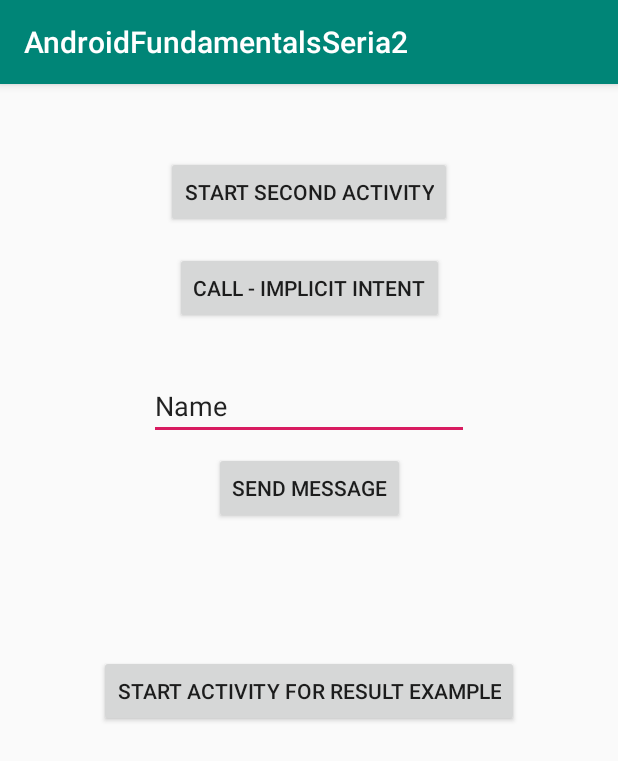
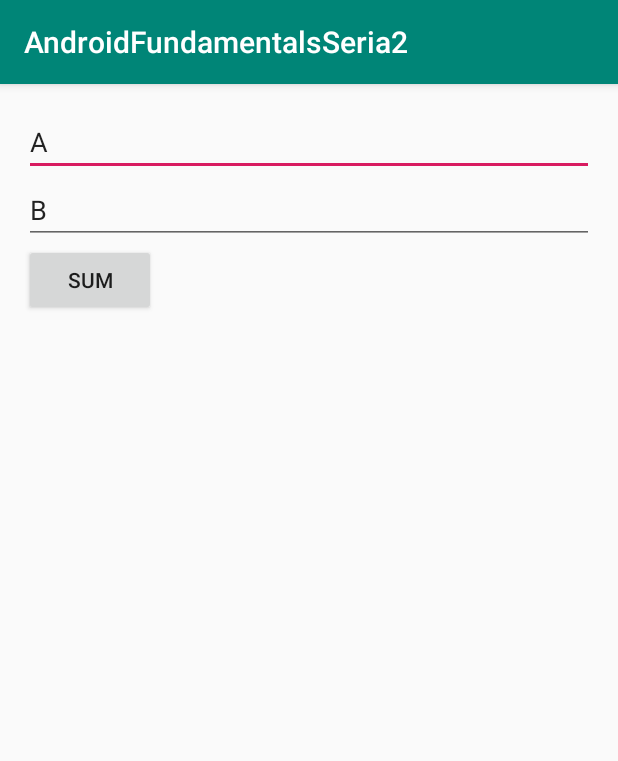
Before and after one commit to magdamiu/AndroidFundamentalsS2, an Android app: the screen it shows after launch (FirstActivity before the commit, SumActivity after it), on a phone screen of 412 x 824 dp. Shown: the top 761 px of the screen. Run offline under Robolectric (Android 15) with nearby library versions, the phone set to English and light mode, and no system bars.

Commit message:
communication between fragment <-> activity

```diff
--- a/app/build.gradle
+++ b/app/build.gradle
@@ -22,6 +22,7 @@ dependencies {
     implementation fileTree(include: ['*.jar'], dir: 'libs')
     implementation 'com.android.support:appcompat-v7:28.0.0'
     implementation 'com.android.support.constraint:constraint-layout:1.1.3'
+    implementation 'com.android.support:support-v4:28.0.0'
     testImplementation 'junit:junit:4.12'
     androidTestImplementation 'com.android.support.test:runner:1.0.2'
     androidTestImplementation 'com.android.support.test.espresso:espresso-core:3.0.2'
--- /dev/null
+++ b/app/src/main/java/com/magdamiu/androidfundamentalsseria2/week6/LengthListener.java
@@ -0,0 +1,5 @@
+package com.magdamiu.androidfundamentalsseria2.week6;
+
+public interface LengthListener {
+    void displayLength(String str);
+}
--- /dev/null
+++ b/app/src/main/java/com/magdamiu/androidfundamentalsseria2/week6/SumActivity.java
@@ -0,0 +1,72 @@
+package com.magdamiu.androidfundamentalsseria2.week6;
+
+import android.support.v4.app.Fragment;
+import android.support.v4.app.FragmentManager;
+import android.support.v4.app.FragmentTransaction;
+import android.support.v7.app.AppCompatActivity;
+import android.os.Bundle;
+import android.view.View;
+import android.widget.EditText;
+
+import com.magdamiu.androidfundamentalsseria2.R;
+
+public class SumActivity extends AppCompatActivity {
+    public static final String FIRST_NUMBER = "first";
+    public static final String SECOND_NUMBER = "second";
+
+    private EditText mEditTextA, mEditTextB;
+
+    @Override
+    protected void onCreate(Bundle savedInstanceState) {
+        super.onCreate(savedInstanceState);
+        setContentView(R.layout.activity_sum);
+
+        initView();
+    }
+
+    private void initView() {
+        mEditTextA = findViewById(R.id.edit_text_a);
+        mEditTextB = findViewById(R.id.edit_text_b);
+    }
+
+    public void sumOnClick(View view) {
+        int firstNumber = 0;
+        int secondNumber = 0;
+        if(mEditTextA != null && mEditTextA.getText() != null) {
+            firstNumber = Integer.valueOf(mEditTextA.getText().toString());
+        }
+        if(mEditTextB != null && mEditTextB.getText() != null) {
+            secondNumber = Integer.valueOf(mEditTextB.getText().toString());
+        }
+        Bundle sendParams = new Bundle();
+        sendParams.putInt(FIRST_NUMBER, firstNumber);
+        sendParams.putInt(SECOND_NUMBER, secondNumber);
+
+        // Bundle
+        //sendBundle(sendParams);
+
+        // Method
+        sendMethod(firstNumber, secondNumber);
+
+    }
+
+    private void sendBundle(Bundle sendParams) {
+        SumFragment sumFragment = new SumFragment();
+        sumFragment.setArguments(sendParams);
+        replaceFragment(sumFragment);
+    }
+
+    private void sendMethod(int firstNumber, int secondNumber) {
+        SumFragment sumFragment = new SumFragment();
+        sumFragment.setFirstNumber(firstNumber);
+        sumFragment.setSecondNumber(secondNumber);
+        replaceFragment(sumFragment);
+    }
+
+    private void replaceFragment(Fragment fragment) {
+        FragmentManager fragmentManager = getSupportFragmentManager();
+        FragmentTransaction fragmentTransaction = fragmentManager.beginTransaction();
+        fragmentTransaction.replace(R.id.container_fragment_sum, fragment);
+        fragmentTransaction.commit();
+    }
+}
--- /dev/null
+++ b/app/src/main/res/layout/activity_sum.xml
@@ -0,0 +1,36 @@
+<?xml version="1.0" encoding="utf-8"?>
+<LinearLayout xmlns:android="http://schemas.android.com/apk/res/android"
+    xmlns:app="http://schemas.android.com/apk/res-auto"
+    xmlns:tools="http://schemas.android.com/tools"
+    android:layout_width="match_parent"
+    android:layout_height="match_parent"
+    android:orientation="vertical"
+    android:padding="@dimen/general_padding"
+    tools:context=".week6.SumActivity">
+
+    <EditText
+        android:id="@+id/edit_text_a"
+        android:layout_width="match_parent"
+        android:layout_height="wrap_content"
+        android:inputType="number"
+        android:text="A" />
+
+    <EditText
+        android:id="@+id/edit_text_b"
+        android:layout_width="match_parent"
+        android:layout_height="wrap_content"
+        android:inputType="number"
+        android:text="B" />
+
+    <Button
+        android:layout_width="wrap_content"
+        android:layout_height="wrap_content"
+        android:onClick="sumOnClick"
+        android:text="@string/sum" />
+
+    <FrameLayout
+        android:id="@+id/container_fragment_sum"
+        android:layout_width="match_parent"
+        android:layout_height="match_parent"></FrameLayout>
+
+</LinearLayout>
--- a/app/src/main/res/values/strings.xml
+++ b/app/src/main/res/values/strings.xml
@@ -21,4 +21,8 @@
     <string name="call_implicit_intent">Call - Implicit Intent</string>
     <string name="send_message">Send Message</string>
     <string name="start_activity_for_result_example">Start Activity For Result Example</string>
+    <string name="sum">SUM</string>
+
+    <!-- TODO: Remove or change this placeholder text -->
+    <string name="hello_blank_fragment">Hello blank fragment</string>
 </resources>
```
Also changed, not shown: app/src/main/AndroidManifest.xml (+6 -4 lines), app/src/main/java/com/magdamiu/androidfundamentalsseria2/week6/LengthActivity.java (added, +41 -0 lines), app/src/main/java/com/magdamiu/androidfundamentalsseria2/week6/LengthFragment.java (added, +60 -0 lines), app/src/main/java/com/magdamiu/androidfundamentalsseria2/week6/SumFragment.java (added, +61 -0 lines), app/src/main/res/layout/activity_length.xml (added, +37 -0 lines), app/src/main/res/layout/fragment_length.xml (added, +19 -0 lines), app/src/main/res/layout/fragment_sum.xml (added, +15 -0 lines).
